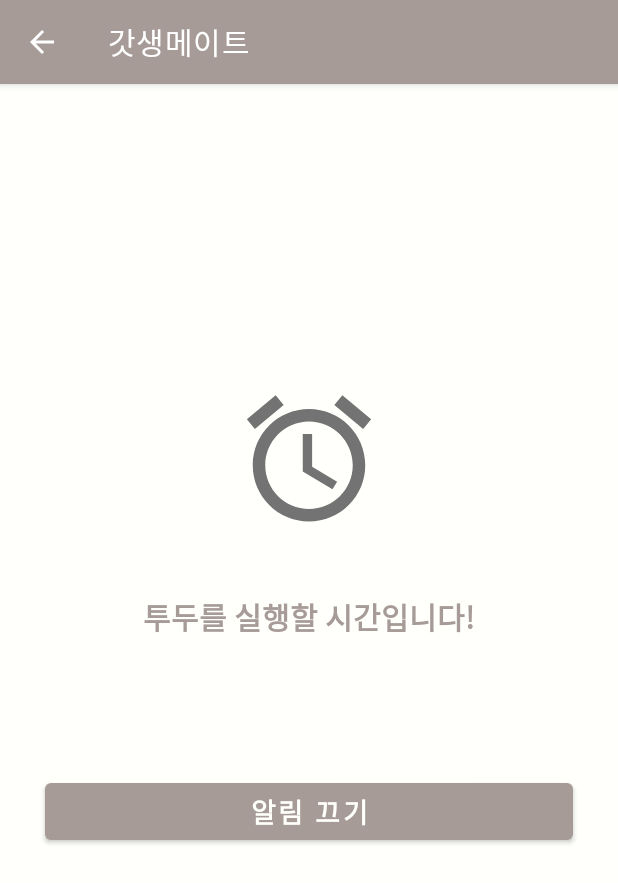
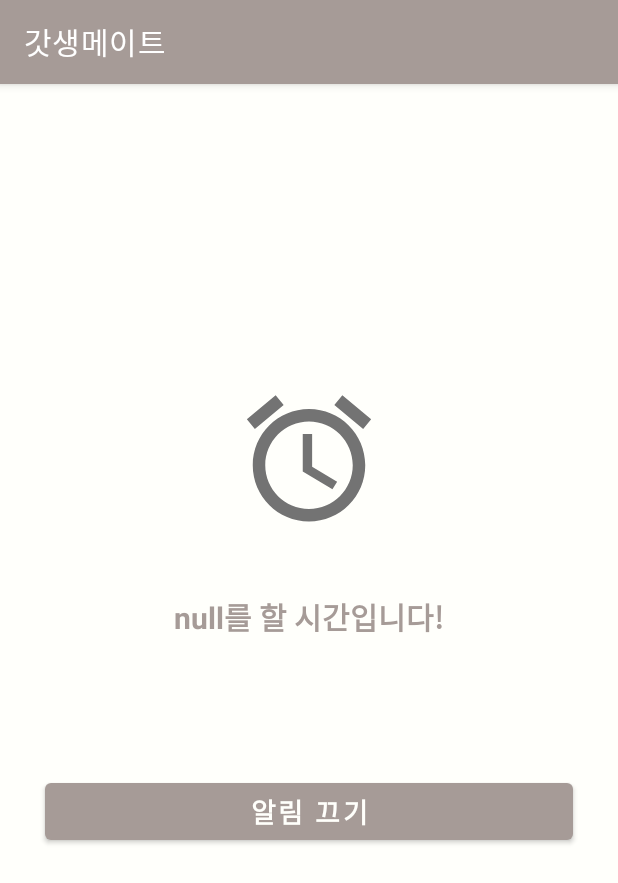
Before and after one commit to dudwn1814/GodSangMate, an Android app: the AlarmPage screen opened directly, with no data from a screen before it, on a phone screen of 412 x 824 dp. Shown: the top 883 px of the screen. Run offline under Robolectric (Android 15) with nearby library versions, the phone set to English and light mode, and no system bars; 1 statement that could not run was skipped.

Commit message:
alarm page 수정

```diff
--- a/app/src/main/AndroidManifest.xml
+++ b/app/src/main/AndroidManifest.xml
@@ -68,7 +68,6 @@
 
         <activity
             android:name=".AlarmPage"
-            android:parentActivityName=".MainActivity"
             android:showOnLockScreen="true">
             <intent-filter>
                 <action android:name="android.intent.action.BOOT_COMPLETED" />
--- a/app/src/main/java/com/example/re_todolist/AlarmPage.java
+++ b/app/src/main/java/com/example/re_todolist/AlarmPage.java
@@ -38,6 +38,10 @@ public class AlarmPage extends AppCompatActivity {
         setContentView(R.layout.alarm_page);
         Button dismiss = findViewById(R.id.dismiss);
         TextView textView = findViewById(R.id.textView);
+
+        Intent intent = getIntent();
+        String activity = intent.getExtras().getString("activity");
+        textView.setText(activity+"를 할 시간입니다!");
 /*
         mediaPlayer = MediaPlayer.create(this, R.raw.alarm);
         mediaPlayer.setLooping(true);
--- a/app/src/main/java/com/example/re_todolist/MainActivity.java
+++ b/app/src/main/java/com/example/re_todolist/MainActivity.java
@@ -900,6 +900,7 @@ public class MainActivity extends AppCompatActivity implements CircleProgressBar
             public void onComplete(@NonNull Task<DataSnapshot> task) {
                 if (task.isSuccessful()) {
                     DataSnapshot snapshot = task.getResult();
+                    if (snapshot != null) {
                         String lastVisit = snapshot.getValue(String.class);
                         if (!lastVisit.equals(writeDate)) {
                             /*
@@ -912,7 +913,7 @@ public class MainActivity extends AppCompatActivity implements CircleProgressBar
                             mDbRef.child("gsmate").child("ToDoList").get().addOnCompleteListener(new OnCompleteListener<DataSnapshot>() {
                                 @Override
                                 public void onComplete(@NonNull Task<DataSnapshot> task) {
-                                if(task.isSuccessful()){
+                                    if (task.isSuccessful()) {
                                         DataSnapshot snapshot = task.getResult();
                                         for (DataSnapshot group : snapshot.getChildren()) {
                                             String groupCode = group.getKey();
@@ -920,7 +921,7 @@ public class MainActivity extends AppCompatActivity implements CircleProgressBar
                                                 if (group.child(lastVisit).getValue() != null) {
                                                     for (DataSnapshot groupToDo : group.child(lastVisit).child("Group").getChildren()) {
                                                         if (groupToDo != null) {
-                                                        Log.e("test",groupToDo.toString());
+                                                            Log.e("test", groupToDo.toString());
                                                             if (groupToDo.child("repeat").getValue(Boolean.class).equals(Boolean.TRUE)) {
                                                                 ToDoPrac todo = new ToDoPrac();
                                                                 todo.setTdid(groupToDo.getKey());
@@ -964,6 +965,7 @@ public class MainActivity extends AppCompatActivity implements CircleProgressBar
                         }
                     } else mDbRef.child("gsmate").child("LastVisit").setValue(writeDate);
                 }
+            }
         });
     }
 }
```
Lines whose indentation alone changed are shown as unchanged.
